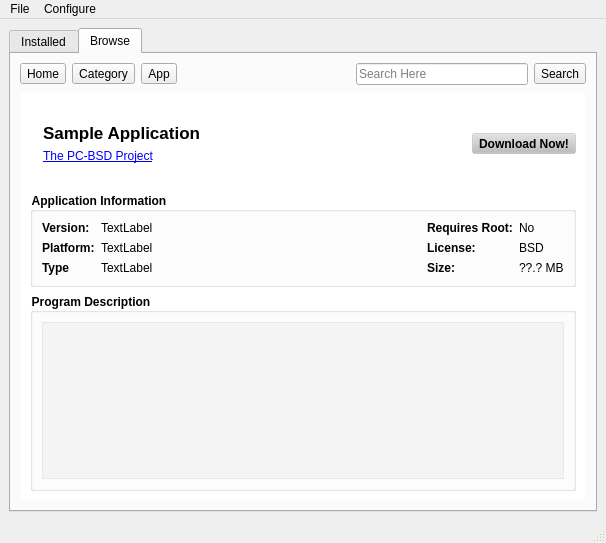
The window that AppCafe2/mainUI.ui (pcbsd/pcbsd-projects) describes before a commit, drawn with Qt 5.
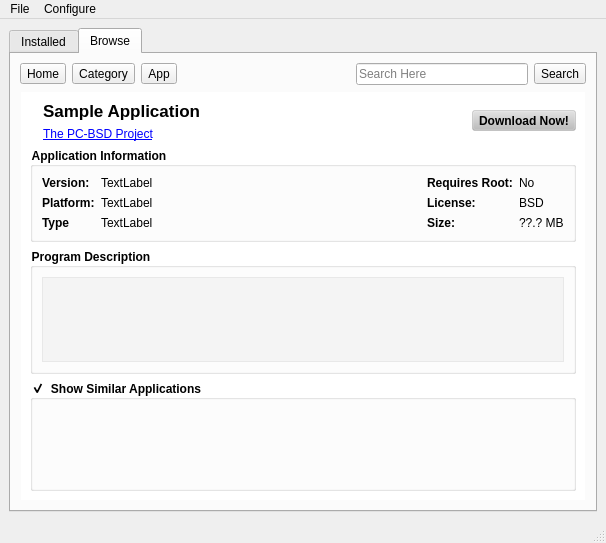
The same window after the commit. The open tabs and pages were chosen to show the change. Icons and pictures are not drawn.

Commit message: Add the ability to show similar application in the app browser

```diff
--- a/AppCafe2/mainUI.ui
+++ b/AppCafe2/mainUI.ui
@@ -870,6 +870,35 @@
               </layout>
              </widget>
             </item>
+            <item>
+             <widget class="QGroupBox" name="group_bapp_similar">
+              <property name="title">
+               <string>Show Similar Applications</string>
+              </property>
+              <property name="checkable">
+               <bool>true</bool>
+              </property>
+              <layout class="QVBoxLayout" name="verticalLayout_8">
+               <item>
+                <widget class="QScrollArea" name="scroll_bapp_similar">
+                 <property name="widgetResizable">
+                  <bool>true</bool>
+                 </property>
+                 <widget class="QWidget" name="scrollAreaWidgetContents_3">
+                  <property name="geometry">
+                   <rect>
+                    <x>0</x>
+                    <y>0</y>
+                    <width>542</width>
+                    <height>61</height>
+                   </rect>
+                  </property>
+                 </widget>
+                </widget>
+               </item>
+              </layout>
+             </widget>
+            </item>
            </layout>
           </widget>
           <widget class="QWidget" name="page_search">
```
Left out of the diff: 12 changed lines with no effect on the pictures. The commit also changes 5 other files.
